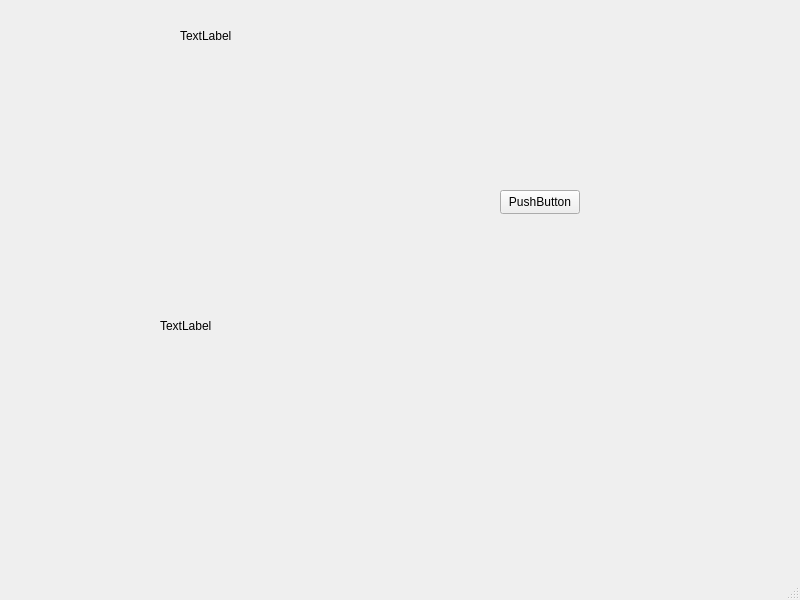
t1rate01/ATM_groupproject, file frontend/mainmenu.ui: the form before one commit.
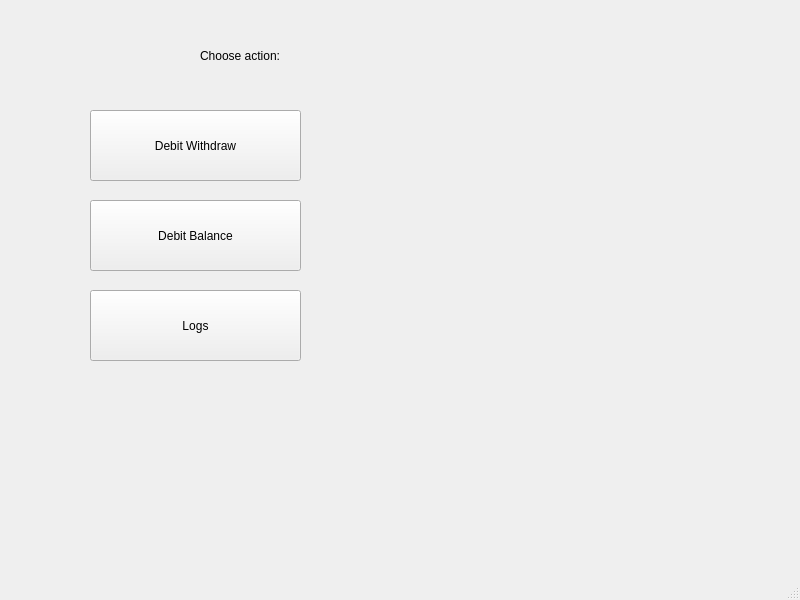
The form after the commit.

The edit to the form file:
```diff
--- a/frontend/mainmenu.ui
+++ b/frontend/mainmenu.ui
@@ -17,40 +17,53 @@
    <widget class="QLabel" name="label_tokendemo">
     <property name="geometry">
      <rect>
-      <x>180</x>
-      <y>10</y>
+      <x>200</x>
+      <y>30</y>
       <width>351</width>
       <height>51</height>
      </rect>
     </property>
     <property name="text">
-     <string>TextLabel</string>
+     <string>Choose action:</string>
     </property>
    </widget>
-   <widget class="QLabel" name="label_datademo">
+   <widget class="QPushButton" name="btn_debit_withdraw">
     <property name="geometry">
      <rect>
-      <x>160</x>
-      <y>150</y>
-      <width>521</width>
-      <height>351</height>
+      <x>90</x>
+      <y>110</y>
+      <width>211</width>
+      <height>71</height>
      </rect>
     </property>
     <property name="text">
-     <string>TextLabel</string>
+     <string>Debit Withdraw</string>
     </property>
    </widget>
    <widget class="QPushButton" name="btn_Cardidhaku">
     <property name="geometry">
      <rect>
-      <x>500</x>
-      <y>190</y>
-      <width>80</width>
-      <height>24</height>
+      <x>90</x>
+      <y>200</y>
+      <width>211</width>
+      <height>71</height>
      </rect>
     </property>
     <property name="text">
-     <string>PushButton</string>
+     <string>Debit Balance</string>
+    </property>
+   </widget>
+   <widget class="QPushButton" name="btn_debit_withdraw_3">
+    <property name="geometry">
+     <rect>
+      <x>90</x>
+      <y>290</y>
+      <width>211</width>
+      <height>71</height>
+     </rect>
+    </property>
+    <property name="text">
+     <string>Logs</string>
     </property>
    </widget>
   </widget>
```
Left out of the diff: 4 changed lines with no effect on the pictures.
